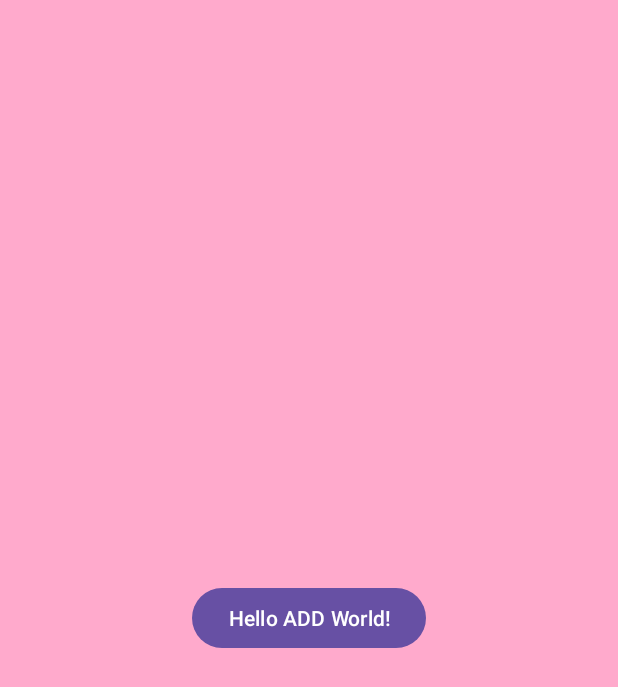
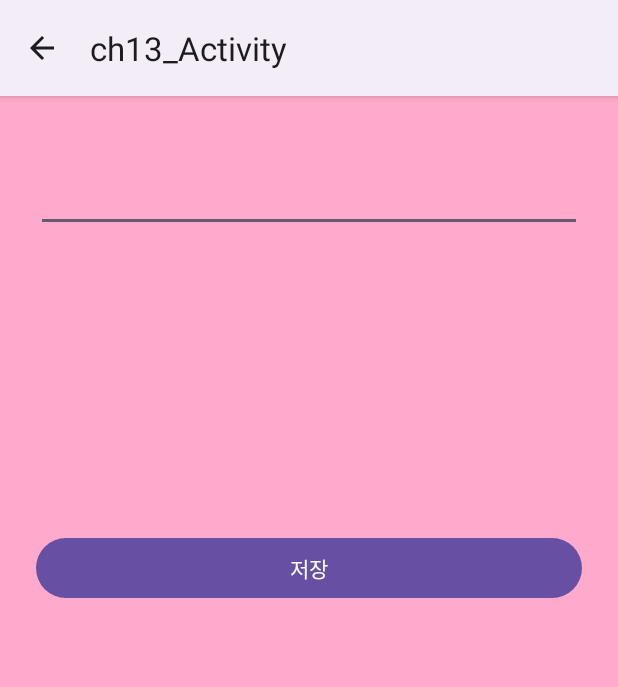
Before and after one commit to dona0123/Kotlin-practice, an Android app: the AddActivity screen opened directly, with no data from a screen before it, on a phone screen of 412 x 824 dp. Shown: the top 687 px of the screen. Run offline under Robolectric (Android 15) with nearby library versions, the phone set to English and light mode, and no system bars.

Commit message:
ch13 Study

```diff
--- a/ch13_activity/src/main/AndroidManifest.xml
+++ b/ch13_activity/src/main/AndroidManifest.xml
@@ -10,6 +10,7 @@
         android:theme="@style/Theme.MyApplication">
         <activity
             android:name=".AddActivity"
+            android:parentActivityName=".MainActivity"
             android:exported="false" />
         <activity
             android:name=".MainActivity"
--- a/ch13_activity/src/main/java/com/example/ch13_activity/AddActivity.kt
+++ b/ch13_activity/src/main/java/com/example/ch13_activity/AddActivity.kt
@@ -1,5 +1,6 @@
 package com.example.ch13_activity
 
+import android.app.Activity
 import android.os.Bundle
 import androidx.appcompat.app.AppCompatActivity
 import com.example.ch13_activity.databinding.ActivityAddBinding
@@ -10,9 +11,26 @@ class AddActivity : AppCompatActivity() {
         val binding = ActivityAddBinding.inflate(layoutInflater)
         setContentView(binding.root)
 
-        binding.btnAdd.setOnClickListener {
+        // addActivity의 홈화면에 붙이기
+        supportActionBar?.setDisplayHomeAsUpEnabled(true)
+
+        val intent = intent
+        val date = intent.getStringExtra("today")
+        binding.date.text = date
+
+        binding.btnSave.setOnClickListener {
+            // MainActivity에 전달
+            val intent = intent
+            intent.putExtra("todo", binding.addEditView.text.toString())
+            setResult(Activity.RESULT_OK, intent)
+
             finish()
             true
         }
-        }
     }
+
+    override fun onSupportNavigateUp(): Boolean {
+        return super.onSupportNavigateUp()
+    }
+
+}
--- a/ch13_activity/src/main/res/layout/activity_add.xml
+++ b/ch13_activity/src/main/res/layout/activity_add.xml
@@ -1,22 +1,31 @@
 <?xml version="1.0" encoding="utf-8"?>
-<androidx.constraintlayout.widget.ConstraintLayout xmlns:android="http://schemas.android.com/apk/res/android"
+<LinearLayout xmlns:android="http://schemas.android.com/apk/res/android"
     xmlns:app="http://schemas.android.com/apk/res-auto"
     xmlns:tools="http://schemas.android.com/tools"
-    android:id="@+id/main"
     android:layout_width="match_parent"
     android:layout_height="match_parent"
+    android:orientation="vertical"
     android:background="#ffaacc"
-    tools:context=".AddActivity">
+    android:padding="24dp">
+
+    <TextView
+        android:layout_width="match_parent"
+        android:layout_height="wrap_content"
+        android:text="Todo 등록"
+        android:textSize="15dp"
+        android:id="@+id/date"
+        android:textColor="@android:color/darker_gray"/>
+
+    <EditText
+        android:id="@+id/add_editView"
+        android:layout_width="match_parent"
+        android:layout_height="wrap_content"
+        android:inputType="text"/>
 
     <Button
-        android:layout_width="wrap_content"
+        android:layout_width="match_parent"
         android:layout_height="wrap_content"
-        android:text="Hello ADD World!"
-        android:id="@+id/btnAdd"
-        app:layout_constraintBottom_toBottomOf="parent"
-        app:layout_constraintEnd_toEndOf="parent"
-        app:layout_constraintStart_toStartOf="parent"
-        app:layout_constraintTop_toTopOf="parent" />
-
-
-</androidx.constraintlayout.widget.ConstraintLayout>
+        android:text="저장"
+        android:id="@+id/btnSave"
+        android:layout_marginTop="200dp" />
+</LinearLayout>
--- a/ch13_activity/src/main/res/values/themes.xml
+++ b/ch13_activity/src/main/res/values/themes.xml
@@ -1,6 +1,7 @@
 <resources xmlns:tools="http://schemas.android.com/tools">
     <!-- Base application theme. -->
-    <style name="Base.Theme.MyApplication" parent="Theme.Material3.DayNight.NoActionBar">
+<!--    NoActionBar 삭제 -->
+    <style name="Base.Theme.MyApplication" parent="Theme.Material3.DayNight">
         <!-- Customize your light theme here. -->
         <!-- <item name="colorPrimary">@color/my_light_primary</item> -->
     </style>
```
Also changed, not shown: ch13_activity/src/main/java/com/example/ch13_activity/MainActivity.kt (+47 -2 lines), ch13_activity/src/main/java/com/example/ch13_activity/MyAdapter.kt (added, +25 -0 lines), ch13_activity/src/main/res/layout/activity_main.xml (+15 -10 lines), ch13_activity/src/main/res/layout/item_recyclerview.xml (added, +23 -0 lines), ch13_activity/src/main/res/drawable/todo.jpg (added).
